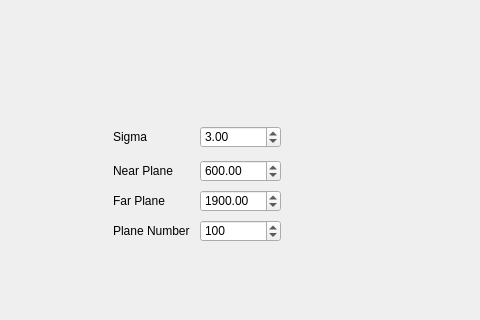
Qt form src/mainWidget.ui (ezheng/viewSyn) before a commit; both pictures show x 337 to 817 and y 380 to 700 of the 1005 by 700 pixel window.
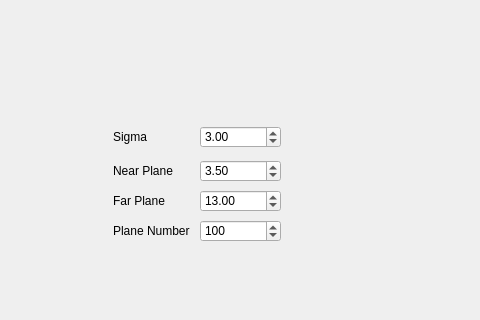
The same form after that commit.

Patch:
```diff
--- a/src/mainWidget.ui
+++ b/src/mainWidget.ui
@@ -199,7 +199,7 @@
        <double>1.000000000000000</double>
       </property>
       <property name="value">
-       <double>600.000000000000000</double>
+       <double>3.500000000000000</double>
       </property>
      </widget>
     </item>
@@ -231,7 +231,7 @@
        <double>0.500000000000000</double>
       </property>
       <property name="value">
-       <double>1900.000000000000000</double>
+       <double>13.000000000000000</double>
       </property>
      </widget>
     </item>
```
